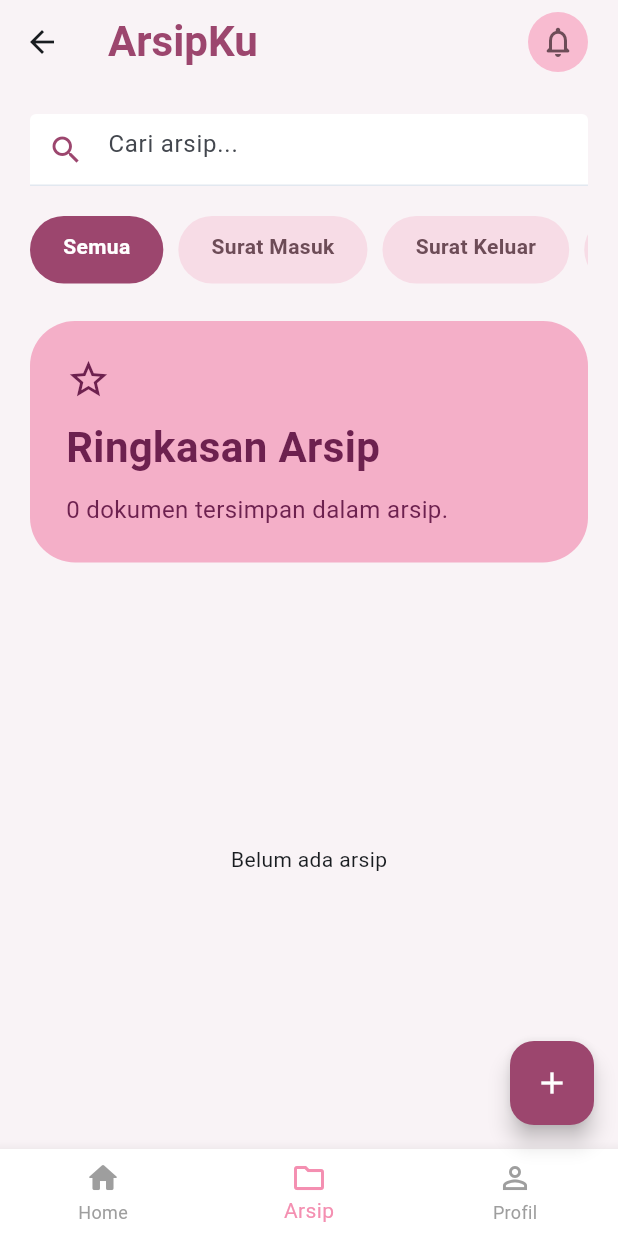
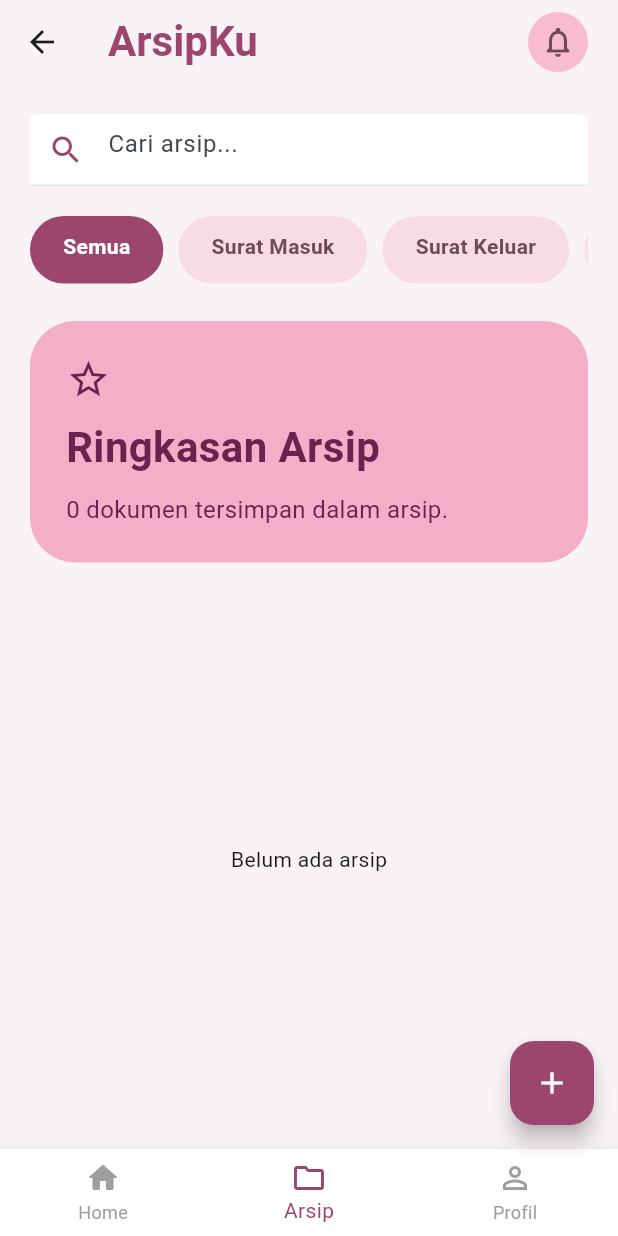
Before and after one commit to lutfiahdamayanti/arsipku-flutter, a Flutter app: the ArsipPage screen opened directly, on a phone screen of 412 x 824 dp. Run offline on Flutter 3.47's test engine with Material 3 defaults, Android fonts, the light colour scheme and no system bars; our stand-ins replace file_picker, firebase_auth, firebase_core, firebase_messaging, flutter_local_notifications, google_sign_in and 2 more; accounts and stored records are empty; network calls fail; Roboto replaces fonts that are missing (Sans-Serif).

Commit message:
Perbaikan UI arsip_page

```diff
--- a/lib/arsip.dart
+++ b/lib/arsip.dart
@@ -238,17 +238,13 @@ class _ArsipPageState extends State<ArsipPage> {
             Expanded(
               child: Consumer<ArsipProvider>(
                 builder: (context, provider, child) {
-
                   final arsipList = provider.arsipList;
-
                   List<Arsip> filteredList = arsipList;
-
                   if (kategoriTerpilih != 'Semua') {
                     filteredList = filteredList.where((arsip) {
                       return arsip.kategori == kategoriTerpilih;
                     }).toList();
                   }
-
                   if (keyword.isNotEmpty) {
                     filteredList = filteredList.where((arsip) {
                       return arsip.judul
@@ -256,7 +252,6 @@ class _ArsipPageState extends State<ArsipPage> {
                      .contains(keyword.toLowerCase());
                     }).toList();
                   }
-
                   if (filteredList.isEmpty) {
                     return const Center(
                       child: Text(
@@ -264,16 +259,12 @@ class _ArsipPageState extends State<ArsipPage> {
                       ),
                     );
                   }
-
                   return ListView.builder(
                     itemCount: filteredList.length,
                     itemBuilder: (context, index) {
-
                       final arsip = filteredList[index];
-
                       return GestureDetector(
                         onTap: () async {
-
                           final refresh =
                           await Navigator.push(
                             context,
@@ -284,16 +275,12 @@ class _ArsipPageState extends State<ArsipPage> {
                               ),
                             ),
                           );
-
                           if (refresh == true) {
-
                             context
                             .read<ArsipProvider>()
                             .loadArsip();
-
                           }
                         },
-
                         child: _arsipCard(
                           title: arsip.judul,
                           kategori: arsip.kategori,
@@ -311,7 +298,7 @@ class _ArsipPageState extends State<ArsipPage> {
 
       bottomNavigationBar: BottomNavigationBar(
         currentIndex: 1,
-        selectedItemColor: const Color(0xFFF48FB1),
+        selectedItemColor: const Color(0xFF9C466E),
         unselectedItemColor: Colors.grey,
         backgroundColor: Colors.white,
         type: BottomNavigationBarType.fixed,
```
Lines whose indentation alone changed are shown as unchanged.
